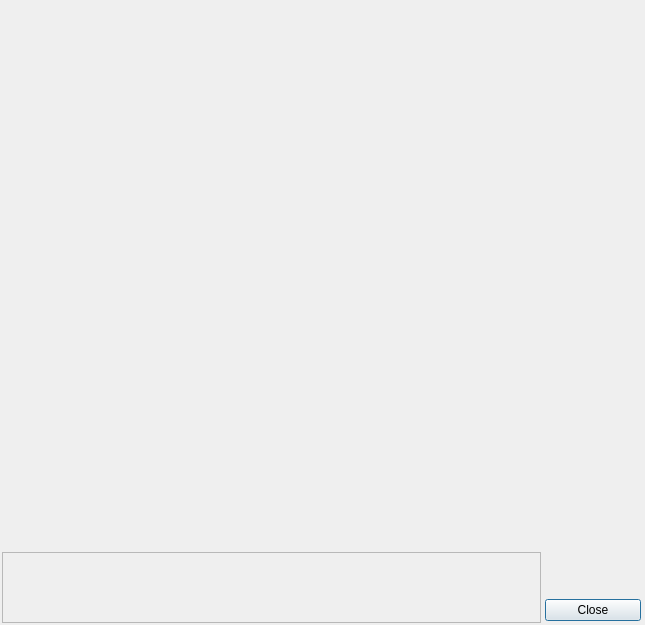
Old version of the form storm_control/hal4000/qtdesigner/camera-detached.ui in the repository ZhuangLab/storm-control.
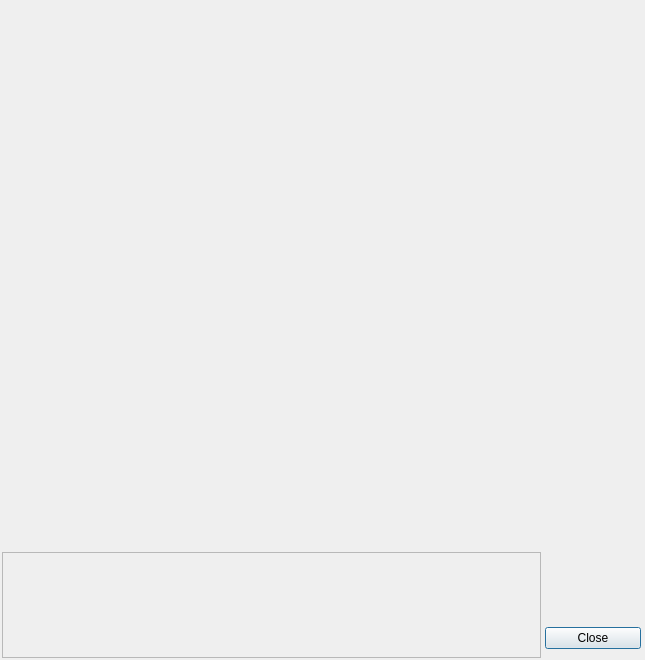
New version of the form.

Commit message: Also display the camera start position.

What changed in the file:
```diff
--- a/storm_control/hal4000/qtdesigner/camera-detached.ui
+++ b/storm_control/hal4000/qtdesigner/camera-detached.ui
@@ -7,7 +7,7 @@
     <x>0</x>
     <y>0</y>
     <width>645</width>
-    <height>625</height>
+    <height>660</height>
    </rect>
   </property>
   <property name="sizePolicy">
@@ -86,10 +86,16 @@
        <verstretch>0</verstretch>
       </sizepolicy>
      </property>
+     <property name="minimumSize">
+      <size>
+       <width>0</width>
+       <height>110</height>
+      </size>
+     </property>
      <property name="maximumSize">
       <size>
        <width>16777215</width>
-       <height>75</height>
+       <height>110</height>
       </size>
      </property>
      <layout class="QHBoxLayout" name="horizontalLayout">
```
The commit also changes 6 other files.
